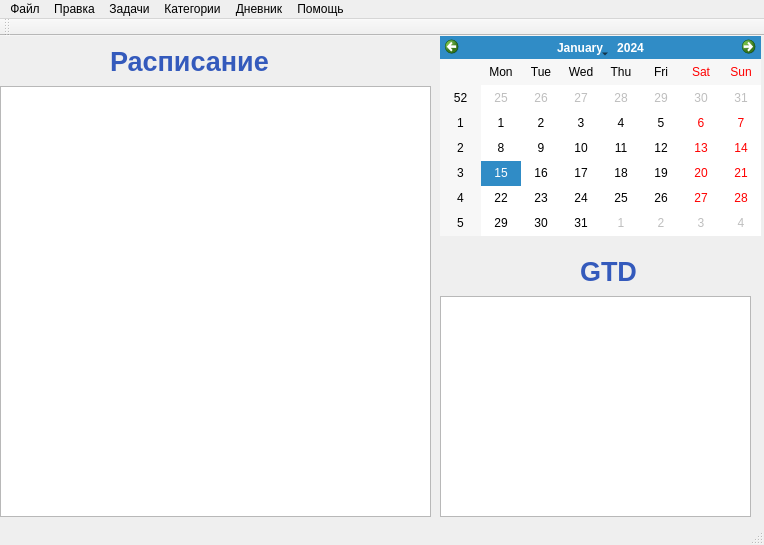
Qt form main.ui (makmary170/time_for_you) before a commit.
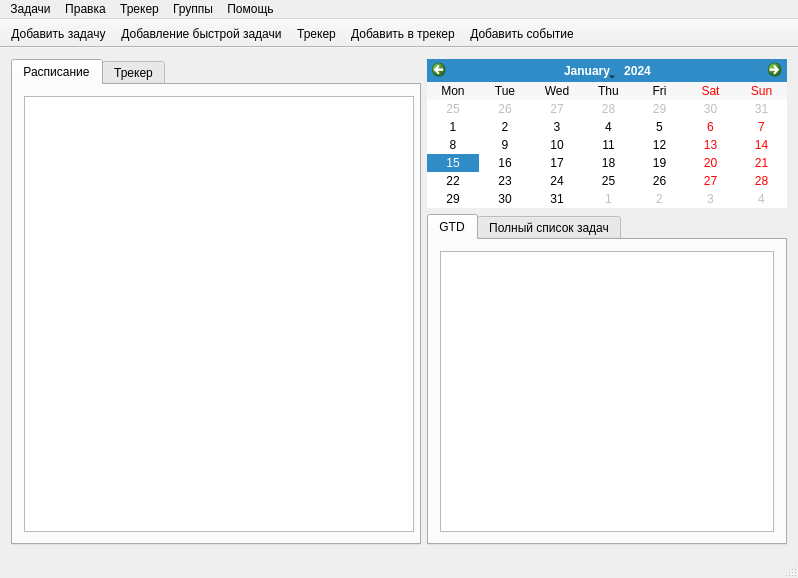
The same form after that commit. Icons and pictures are not drawn.

```diff
--- a/main.ui
+++ b/main.ui
@@ -6,120 +6,182 @@
    <rect>
     <x>0</x>
     <y>0</y>
-    <width>764</width>
-    <height>545</height>
+    <width>796</width>
+    <height>578</height>
    </rect>
   </property>
   <property name="windowTitle">
    <string>Time For You</string>
   </property>
   <widget class="QWidget" name="centralWidget">
-   <widget class="QTableView" name="tableView">
-    <property name="geometry">
-     <rect>
-      <x>0</x>
-      <y>50</y>
-      <width>431</width>
-      <height>431</height>
-     </rect>
-    </property>
-   </widget>
-   <widget class="QCalendarWidget" name="calendarWidget">
-    <property name="geometry">
-     <rect>
-      <x>440</x>
-      <y>0</y>
-      <width>321</width>
-      <height>200</height>
-     </rect>
-    </property>
-   </widget>
-   <widget class="QListWidget" name="taskList">
-    <property name="geometry">
-     <rect>
-      <x>440</x>
-      <y>260</y>
-      <width>311</width>
-      <height>221</height>
-     </rect>
-    </property>
-    <property name="font">
-     <font>
-      <pointsize>9</pointsize>
-      <weight>75</weight>
-      <bold>true</bold>
-     </font>
-    </property>
-    <property name="focusPolicy">
-     <enum>Qt::WheelFocus</enum>
-    </property>
-    <property name="layoutDirection">
-     <enum>Qt::LeftToRight</enum>
-    </property>
-    <property name="isWrapping" stdset="0">
-     <bool>false</bool>
-    </property>
-   </widget>
-   <widget class="QLabel" name="label">
-    <property name="geometry">
-     <rect>
-      <x>580</x>
-      <y>220</y>
-      <width>61</width>
-      <height>31</height>
-     </rect>
-    </property>
-    <property name="text">
-     <string>&lt;html&gt;&lt;head/&gt;&lt;body&gt;&lt;p&gt;&lt;span style=&quot; font-size:20pt; font-weight:600; color:#345abc;&quot;&gt;GTD&lt;/span&gt;&lt;/p&gt;&lt;/body&gt;&lt;/html&gt;</string>
-    </property>
-   </widget>
-   <widget class="QScrollBar" name="verticalScrollBar">
-    <property name="geometry">
-     <rect>
-      <x>1010</x>
-      <y>270</y>
-      <width>16</width>
-      <height>211</height>
-     </rect>
-    </property>
-    <property name="orientation">
-     <enum>Qt::Vertical</enum>
-    </property>
-   </widget>
-   <widget class="QLabel" name="label_2">
-    <property name="geometry">
-     <rect>
-      <x>110</x>
-      <y>10</y>
-      <width>161</width>
-      <height>31</height>
-     </rect>
-    </property>
-    <property name="text">
-     <string>&lt;html&gt;&lt;head/&gt;&lt;body&gt;&lt;p&gt;&lt;span style=&quot; font-size:20pt; font-weight:600; color:#345abc;&quot;&gt;Расписание&lt;/span&gt;&lt;/p&gt;&lt;/body&gt;&lt;/html&gt;</string>
-    </property>
-   </widget>
-   <zorder>calendarWidget</zorder>
-   <zorder>taskList</zorder>
-   <zorder>label</zorder>
-   <zorder>verticalScrollBar</zorder>
-   <zorder>label_2</zorder>
-   <zorder>tableView</zorder>
+   <layout class="QGridLayout" name="gridLayout">
+    <item row="0" column="0">
+     <widget class="QTabWidget" name="tabWidget">
+      <property name="sizePolicy">
+       <sizepolicy hsizetype="Expanding" vsizetype="Preferred">
+        <horstretch>8</horstretch>
+        <verstretch>8</verstretch>
+       </sizepolicy>
+      </property>
+      <property name="minimumSize">
+       <size>
+        <width>410</width>
+        <height>450</height>
+       </size>
+      </property>
+      <property name="maximumSize">
+       <size>
+        <width>16777215</width>
+        <height>16777215</height>
+       </size>
+      </property>
+      <property name="currentIndex">
+       <number>0</number>
+      </property>
+      <widget class="QWidget" name="tab">
+       <attribute name="title">
+        <string>Расписание</string>
+       </attribute>
+       <layout class="QHBoxLayout" name="horizontalLayout_4">
+        <item>
+         <widget class="QTableView" name="tableView">
+          <property name="sizePolicy">
+           <sizepolicy hsizetype="Preferred" vsizetype="Expanding">
+            <horstretch>8</horstretch>
+            <verstretch>8</verstretch>
+           </sizepolicy>
+          </property>
+          <property name="minimumSize">
+           <size>
+            <width>390</width>
+            <height>0</height>
+           </size>
+          </property>
+         </widget>
+        </item>
+       </layout>
+      </widget>
+      <widget class="QWidget" name="tab_2">
+       <attribute name="title">
+        <string>Трекер</string>
+       </attribute>
+       <layout class="QHBoxLayout" name="horizontalLayout_5">
+        <item>
+         <widget class="QTableWidget" name="tableWidget">
+          <property name="sizePolicy">
+           <sizepolicy hsizetype="Preferred" vsizetype="Expanding">
+            <horstretch>8</horstretch>
+            <verstretch>0</verstretch>
+           </sizepolicy>
+          </property>
+          <property name="minimumSize">
+           <size>
+            <width>390</width>
+            <height>0</height>
+           </size>
+          </property>
+         </widget>
+        </item>
+       </layout>
+      </widget>
+     </widget>
+    </item>
+    <item row="0" column="1">
+     <layout class="QVBoxLayout" name="verticalLayout">
+      <item>
+       <widget class="QCalendarWidget" name="calendarWidget">
+        <property name="sizePolicy">
+         <sizepolicy hsizetype="Expanding" vsizetype="Maximum">
+          <horstretch>0</horstretch>
+          <verstretch>0</verstretch>
+         </sizepolicy>
+        </property>
+        <property name="minimumSize">
+         <size>
+          <width>360</width>
+          <height>0</height>
+         </size>
+        </property>
+        <property name="maximumSize">
+         <size>
+          <width>500</width>
+          <height>16777215</height>
+         </size>
+        </property>
+        <property name="verticalHeaderFormat">
+         <enum>QCalendarWidget::NoVerticalHeader</enum>
+        </property>
+       </widget>
+      </item>
+      <item>
+       <widget class="QTabWidget" name="tabWidget_2">
+        <property name="minimumSize">
+         <size>
+          <width>360</width>
+          <height>0</height>
+         </size>
+        </property>
+        <property name="maximumSize">
+         <size>
+          <width>500</width>
+          <height>16777215</height>
+         </size>
+        </property>
+        <property name="currentIndex">
+         <number>0</number>
+        </property>
+        <widget class="QWidget" name="tab_3">
+         <attribute name="title">
+          <string>GTD</string>
+         </attribute>
+         <layout class="QGridLayout" name="gridLayout_3">
+          <item row="0" column="0">
+           <widget class="QListWidget" name="taskList">
+            <property name="font">
+             <font>
+              <pointsize>9</pointsize>
+              <weight>75</weight>
+              <bold>true</bold>
+             </font>
+            </property>
+            <property name="focusPolicy">
+             <enum>Qt::WheelFocus</enum>
+            </property>
+            <property name="layoutDirection">
+             <enum>Qt::LeftToRight</enum>
+            </property>
+            <property name="isWrapping" stdset="0">
+             <bool>false</bool>
+            </property>
+           </widget>
+          </item>
+         </layout>
+        </widget>
+        <widget class="QWidget" name="tab_4">
+         <attribute name="title">
+          <string>Полный список задач</string>
+         </attribute>
+         <layout class="QGridLayout" name="gridLayout_2">
+          <item row="0" column="0">
+           <widget class="QColumnView" name="columnView"/>
+          </item>
+         </layout>
+        </widget>
+       </widget>
+      </item>
+     </layout>
+    </item>
+   </layout>
   </widget>
   <widget class="QMenuBar" name="menuBar">
    <property name="geometry">
     <rect>
      <x>0</x>
      <y>0</y>
-     <width>764</width>
+     <width>796</width>
      <height>25</height>
     </rect>
    </property>
-   <widget class="QMenu" name="menu">
-    <property name="title">
-     <string>Файл</string>
-    </property>
-   </widget>
    <widget class="QMenu" name="menu_2">
     <property name="title">
      <string>Правка</string>
@@ -138,35 +200,213 @@
    </widget>
    <widget class="QMenu" name="menu_5">
     <property name="title">
-     <string>Категории</string>
+     <string>Группы</string>
     </property>
    </widget>
    <widget class="QMenu" name="menu_6">
     <property name="title">
-     <string>Дневник</string>
+     <string>Трекер</string>
     </property>
    </widget>
-   <addaction name="menu"/>
-   <addaction name="menu_2"/>
    <addaction name="menu_3"/>
-   <addaction name="menu_5"/>
+   <addaction name="menu_2"/>
    <addaction name="menu_6"/>
+   <addaction name="menu_5"/>
    <addaction name="menu_4"/>
   </widget>
-  <widget class="QToolBar" name="mainToolBar">
+  <widget class="QStatusBar" name="statusBar"/>
+  <widget class="QToolBar" name="toolBar">
+   <property name="sizePolicy">
+    <sizepolicy hsizetype="Maximum" vsizetype="Fixed">
+     <horstretch>0</horstretch>
+     <verstretch>0</verstretch>
+    </sizepolicy>
+   </property>
+   <property name="windowTitle">
+    <string>toolBar</string>
+   </property>
+   <property name="movable">
+    <bool>false</bool>
+   </property>
+   <property name="iconSize">
+    <size>
+     <width>90</width>
+     <height>30</height>
+    </size>
+   </property>
+   <property name="toolButtonStyle">
+    <enum>Qt::ToolButtonTextUnderIcon</enum>
+   </property>
+   <property name="floatable">
+    <bool>false</bool>
+   </property>
    <attribute name="toolBarArea">
     <enum>TopToolBarArea</enum>
    </attribute>
    <attribute name="toolBarBreak">
     <bool>false</bool>
    </attribute>
+   <addaction name="task_add_bar"/>
+   <addaction name="add_fast_task_bar"/>
+   <addaction name="tracker_bar"/>
+   <addaction name="add_tracker_note_bar"/>
+   <addaction name="add_event_bar"/>
   </widget>
-  <widget class="QStatusBar" name="statusBar"/>
   <action name="task_add_menu">
    <property name="text">
     <string>Добавить задачу</string>
    </property>
   </action>
+  <action name="action">
+   <property name="text">
+    <string>Быстрое создание задачи</string>
+   </property>
+  </action>
+  <action name="action_2">
+   <property name="text">
+    <string>Создать событие</string>
+   </property>
+  </action>
+  <action name="action_4">
+   <property name="text">
+    <string>Список задач</string>
+   </property>
+  </action>
+  <action name="action_5">
+   <property name="text">
+    <string>Выполненные задачи</string>
+   </property>
+  </action>
+  <action name="action_6">
+   <property name="text">
+    <string>Вырезать</string>
+   </property>
+  </action>
+  <action name="action_7">
+   <property name="text">
+    <string>Копировать</string>
+   </property>
+  </action>
+  <action name="action_8">
+   <property name="text">
+    <string>Вставить</string>
+   </property>
+  </action>
+  <action name="action_10">
+   <property name="text">
+    <string>Параметры</string>
+   </property>
+  </action>
+  <action name="action_11">
+   <property name="text">
+    <string>Создать запись</string>
+   </property>
+  </action>
+  <action name="action_12">
+   <property name="text">
+    <string>Посмотреть трекер</string>
+   </property>
+  </action>
+  <action name="action_14">
+   <property name="text">
+    <string>Создать группу</string>
+   </property>
+  </action>
+  <action name="action_16">
+   <property name="text">
+    <string>Список групп</string>
+   </property>
+  </action>
+  <action name="action_17">
+   <property name="text">
+    <string>Документация</string>
+   </property>
+  </action>
+  <action name="action_19">
+   <property name="text">
+    <string>Как создать задачу</string>
+   </property>
+  </action>
+  <action name="action_20">
+   <property name="text">
+    <string>Отличия быстрых задач</string>
+   </property>
+  </action>
+  <action name="action_21">
+   <property name="text">
+    <string>Трекер</string>
+   </property>
+  </action>
+  <action name="action_22">
+   <property name="text">
+    <string>События</string>
+   </property>
+  </action>
+  <action name="action_24">
+   <property name="text">
+    <string>О программе</string>
+   </property>
+  </action>
+  <action name="task_add_bar">
+   <property name="icon">
+    <iconset>
+     <normaloff>icons/done2.svg</normaloff>icons/done2.svg</iconset>
+   </property>
+   <property name="text">
+    <string>Добавить задачу</string>
+   </property>
+  </action>
+  <action name="add_fast_task_bar">
+   <property name="icon">
+    <iconset>
+     <normaloff>icons/contract11.svg</normaloff>icons/contract11.svg</iconset>
+   </property>
+   <property name="text">
+    <string>Добавление быстрой задачи</string>
+   </property>
+   <property name="toolTip">
+    <string>Добавление быстрой задачи</string>
+   </property>
+  </action>
+  <action name="tracker_bar">
+   <property name="icon">
+    <iconset>
+     <normaloff>icons/time36.svg</normaloff>icons/time36.svg</iconset>
+   </property>
+   <property name="text">
+    <string>Трекер</string>
+   </property>
+   <property name="toolTip">
+    <string>Показать трекер</string>
+   </property>
+  </action>
+  <action name="add_tracker_note_bar">
+   <property name="icon">
+    <iconset>
+     <normaloff>icons/deadlines.svg</normaloff>icons/deadlines.svg</iconset>
+   </property>
+   <property name="text">
+    <string>Добавить в трекер</string>
+   </property>
+   <property name="toolTip">
+    <string>Добавить запись в трекер</string>
+   </property>
+  </action>
+  <action name="add_event_bar">
+   <property name="icon">
+    <iconset>
+     <normaloff>icons/agreement.svg</normaloff>icons/agreement.svg</iconset>
+   </property>
+   <property name="text">
+    <string>Добавить событие</string>
+   </property>
+   <property name="toolTip">
+    <string>Добавить событие</string>
+   </property>
+   <property name="iconVisibleInMenu">
+    <bool>true</bool>
+   </property>
+  </action>
  </widget>
  <layoutdefault spacing="6" margin="11"/>
  <resources/>
```
Left out of the diff: 24 changed lines with no effect on the pictures.
